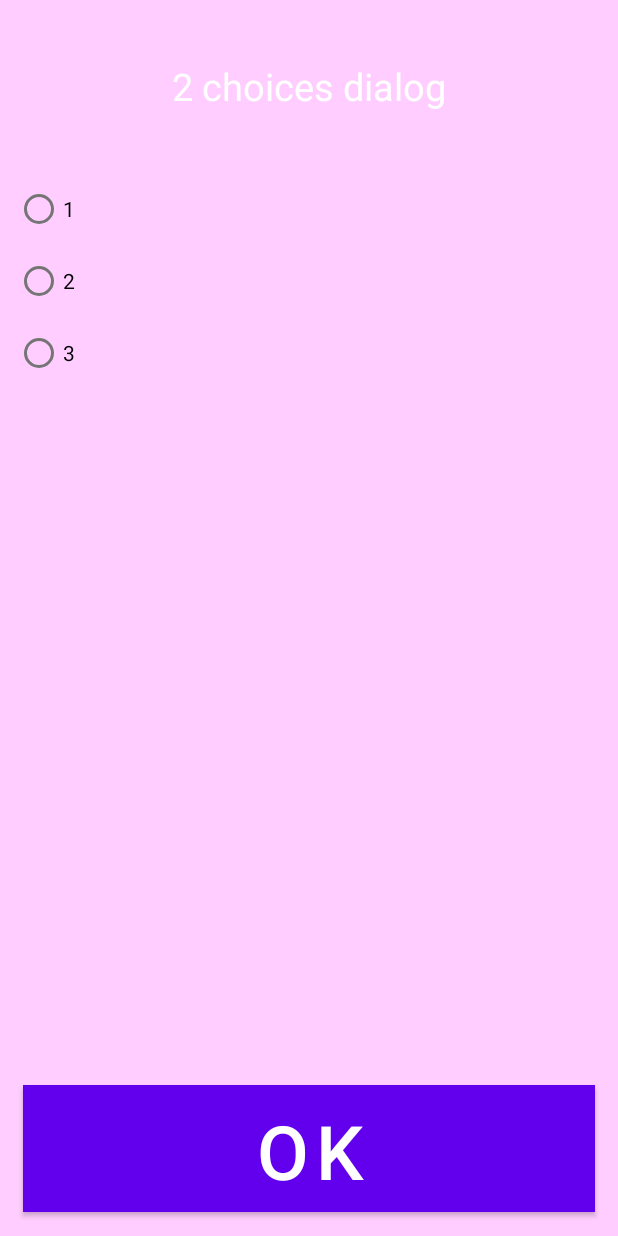
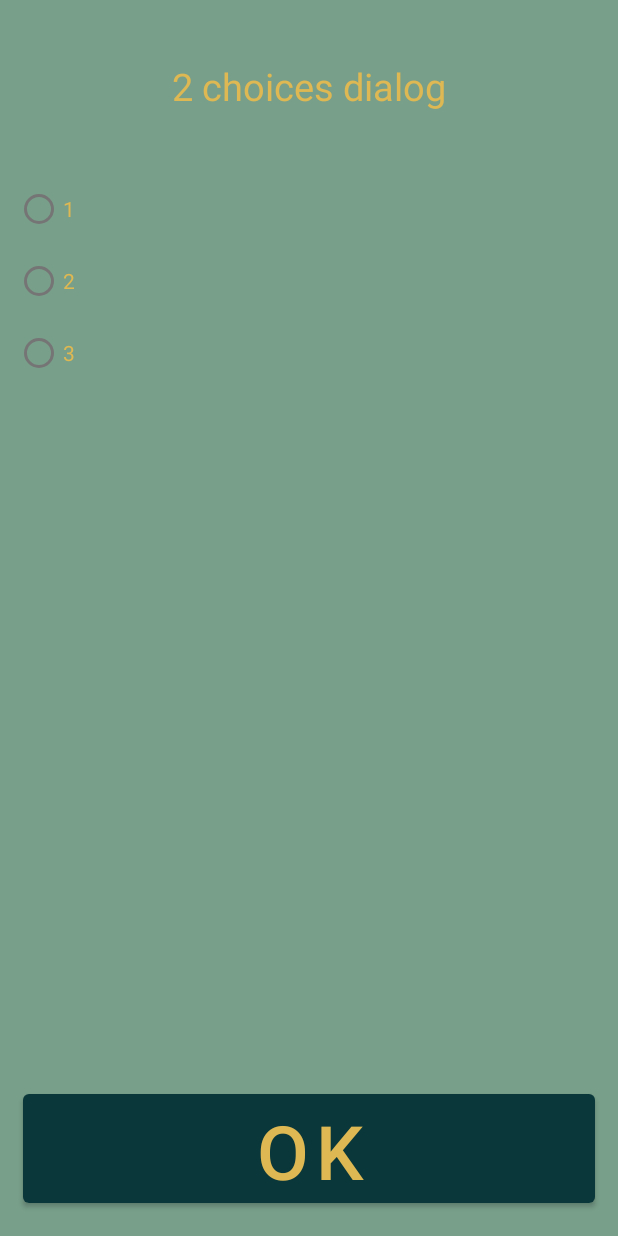
Before and after one commit to aDamian88/quizler, an Android app: the layout quizler_dialog_three_choices.xml on its own in the app's theme, with its tools: preview values and no code run, on a phone screen of 412 x 824 dp. Run offline under Robolectric (Android 15) with nearby library versions, the phone set to English and light mode, and no system bars.

Commit message:
fix: improving the UI of 3 choises dialog.

```diff
--- a/app/src/main/res/layout/quizler_dialog_three_choices.xml
+++ b/app/src/main/res/layout/quizler_dialog_three_choices.xml
@@ -4,7 +4,7 @@
     android:layout_width="match_parent"
     android:layout_height="match_parent"
     android:layout_gravity="center"
-    android:background="#ffcdff"
+    android:background="@color/vintageSky"
     android:orientation="vertical">
 
     <TextView
@@ -14,7 +14,7 @@
         android:layout_weight="0.10"
         android:layout_margin="15dp"
         android:text="2 choices dialog"
-        android:textColor="#ffff"
+        android:textColor="@color/vintageUpon"
         android:gravity="center"
         android:textSize="25sp"
         app:layout_constraintEnd_toEndOf="parent"
@@ -47,16 +47,22 @@
                     android:id="@+id/rb_choice_one"
                     android:layout_width="match_parent"
                     android:layout_height="wrap_content"
+                    android:textColor="@color/vintageUpon"
+                    android:textColorHint="@color/vintageUpon"
                     android:text="1" />
                 <RadioButton
                     android:id="@+id/rb_choice_two"
                     android:layout_width="match_parent"
                     android:layout_height="wrap_content"
+                    android:textColor="@color/vintageUpon"
+                    android:textColorHint="@color/vintageUpon"
                     android:text="2" />
                 <RadioButton
                     android:id="@+id/rb_choice_three"
                     android:layout_width="match_parent"
                     android:layout_height="wrap_content"
+                    android:textColor="@color/vintageUpon"
+                    android:textColorHint="@color/vintageUpon"
                     android:text="3" />
             </RadioGroup>
 
@@ -73,10 +79,10 @@
         android:layout_weight="0.10"
         android:layout_gravity="center_horizontal"
         android:gravity="center_horizontal"
-        android:background="#000000"
         android:text="OK"
         android:textSize="50sp"
-        android:textColor="#ffffff"
+        android:textColor="@color/vintageUpon"
+        app:backgroundTint="@color/vintageNordman"
         app:layout_constraintBottom_toBottomOf="parent"
         app:layout_constraintEnd_toEndOf="parent"
         app:layout_constraintStart_toStartOf="parent"
```
